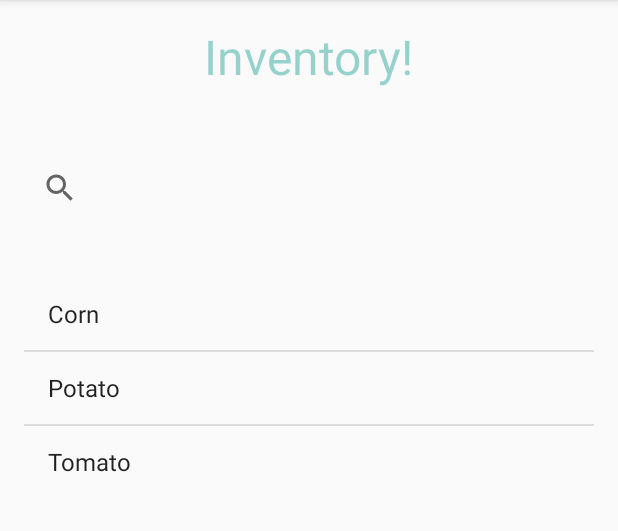
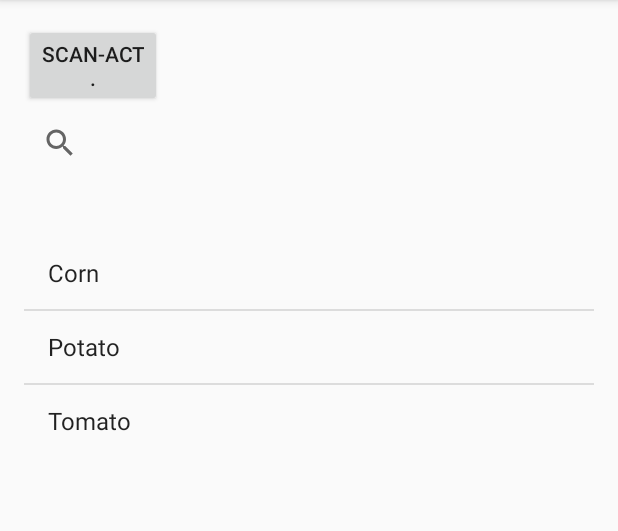
Before and after one commit to olehharkusha93/Inventory-Management-App, an Android app: the DatabaseInvetoryActivity screen opened directly, with no data from a screen before it, on a phone screen of 412 x 824 dp, the part 84-615 px from its top. Run offline under Robolectric (Android 15) with nearby library versions, the phone set to English and light mode, and no system bars.

Commit message:
Scan button in Inventory implemented

```diff
--- a/Android/Android_InvManagement/MyApplication/app/src/main/java/com/example/oleh/myapplication/DatabaseInvetoryActivity.java
+++ b/Android/Android_InvManagement/MyApplication/app/src/main/java/com/example/oleh/myapplication/DatabaseInvetoryActivity.java
@@ -2,6 +2,7 @@ package com.example.oleh.myapplication;
 
 import android.app.ListActivity;
 import android.app.ProgressDialog;
+import android.content.Intent;
 import android.os.AsyncTask;
 import android.support.v7.app.AppCompatActivity;
 import android.os.Bundle;
@@ -9,6 +10,7 @@ import android.support.v7.widget.DecorToolbar;
 import android.support.v7.widget.SearchView;
 import android.util.Log;
 import android.widget.ArrayAdapter;
+import android.widget.Button;
 import android.widget.ListView;
 import android.widget.TextView;
 
@@ -24,6 +26,7 @@ public class DatabaseInvetoryActivity extends AppCompatActivity {
     String[] food = {"Corn", "Potato", "Tomato"};
     CloudQuery itemList;
     ArrayAdapter<String> adapter;
+    Button scan;
     public ProgressDialog pdialog;
 
 
@@ -33,14 +36,17 @@ public class DatabaseInvetoryActivity extends AppCompatActivity {
         setContentView(R.layout.activity_database_invetory);
         pdialog=new ProgressDialog(this);
 
-        text = (TextView) findViewById(R.id.testText);
+        //text = (TextView) findViewById(R.id.testText);
         listView = (ListView)findViewById(R.id.listView);
         adapter = new ArrayAdapter<String>(this,android.R.layout.simple_list_item_1,food);
         //adapter = new ArrayAdapter<String>(this,q, itemList);
         listView.setAdapter(adapter);
+        scan = (Button)findViewById(R.id.scanActivityBtn);
         // search = (SearchView)findViewById(R.id.searchView);
         //new Query().execute();
 
+        Intent Scan_pg = new Intent(DatabaseInvetoryActivity.this, BarcodeScan.class);
+        DatabaseInvetoryActivity.this.startActivity(Scan_pg);
     }
 
      public class Query extends AsyncTask<String, String, String> {
--- a/Android/Android_InvManagement/MyApplication/app/src/main/res/layout/activity_database_invetory.xml
+++ b/Android/Android_InvManagement/MyApplication/app/src/main/res/layout/activity_database_invetory.xml
@@ -19,17 +19,11 @@
         android:layout_alignParentRight="true"
         android:layout_alignParentEnd="true">
 
-        <TextView
-            android:layout_width="wrap_content"
+        <Button
+            android:layout_width="92dp"
             android:layout_height="wrap_content"
-            android:text="Inventory!"
-            android:id="@+id/testText"
-            android:textSize="32dp"
-            android:textColor="@color/highlighted_text_material_light"
-            android:layout_above="@+id/contButton"
-            android:layout_centerHorizontal="true"
-            android:layout_marginBottom="42dp"
-            android:layout_gravity="center_horizontal" />
+            android:text="Scan-Act."
+            android:id="@+id/scanActivityBtn" />
 
         <LinearLayout
             android:orientation="vertical"
```
